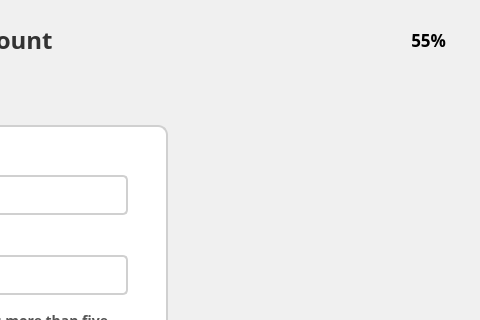
This is ui/Settings/AccountDeleteViewWindow.ui in eguruno1/calth_reader as Qt 5 draws it before an edit; both pictures show x 544 to 1024 and y 0 to 320 of the 1024 by 600 pixel window. The edited form follows.
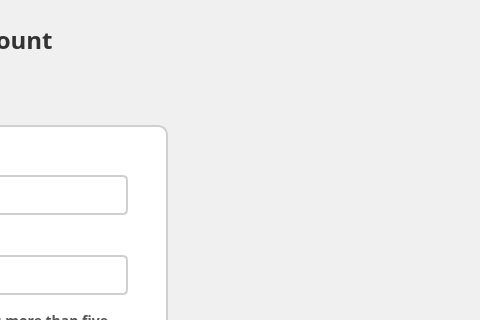
This is the edited form. Icons and pictures are not drawn.

What changed in the file:
```diff
--- a/ui/Settings/AccountDeleteViewWindow.ui
+++ b/ui/Settings/AccountDeleteViewWindow.ui
@@ -252,7 +252,7 @@
     <widget class="QLabel" name="label_BatteryGuage">
      <property name="geometry">
       <rect>
-       <x>840</x>
+       <x>1040</x>
        <y>20</y>
        <width>150</width>
        <height>40</height>
```
Left out of the diff: 4 changed lines with no effect on the pictures.
